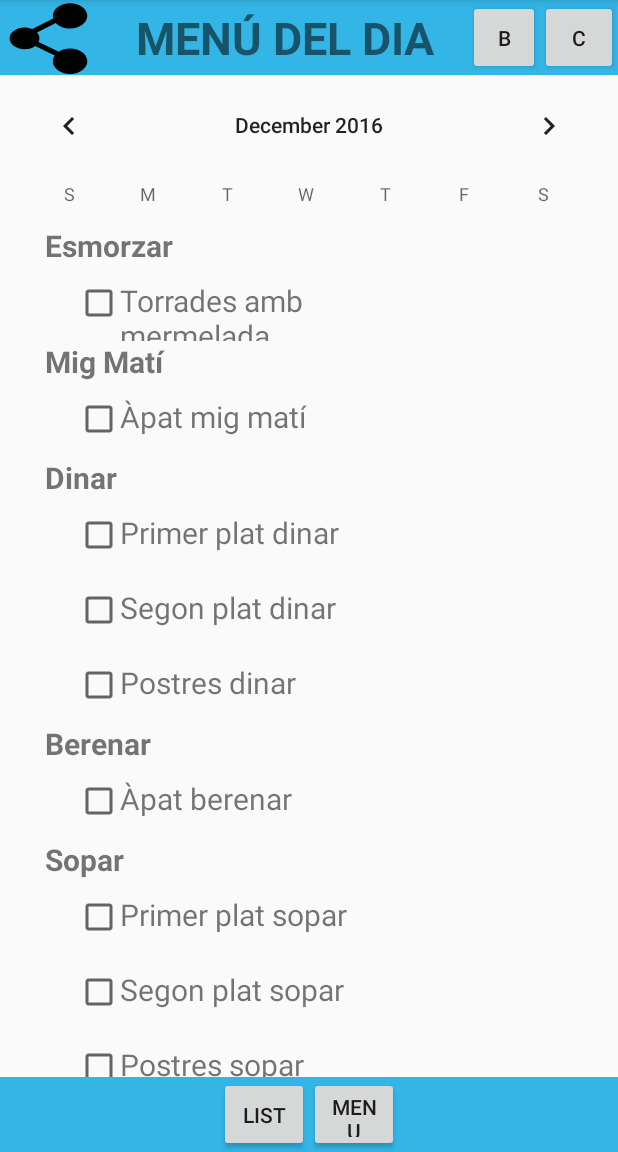
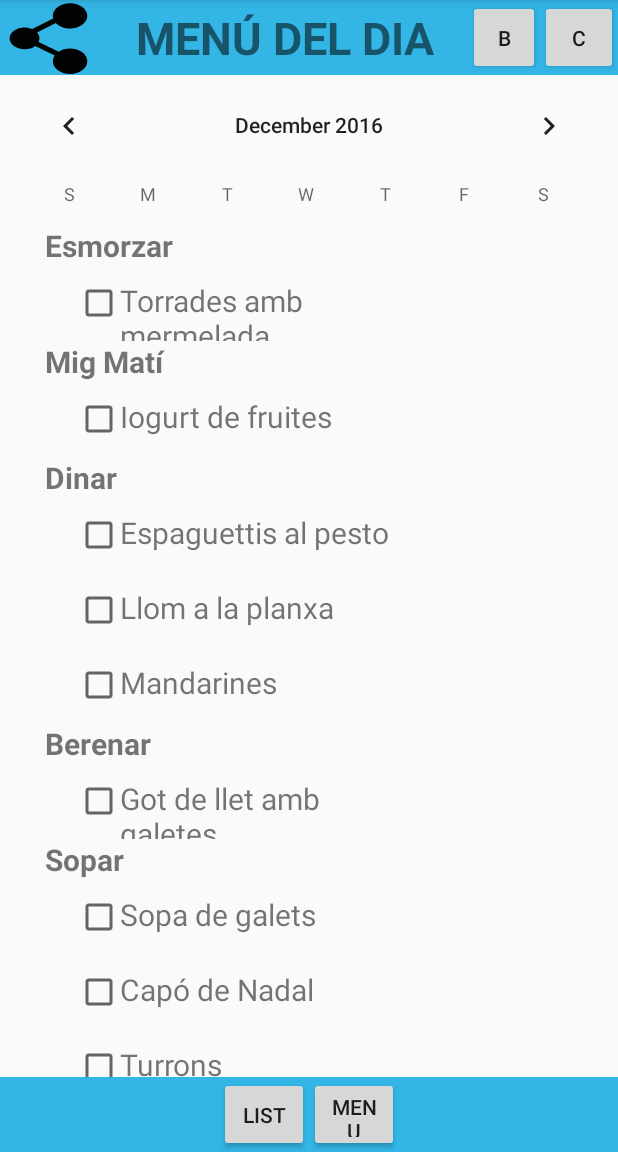
Before and after one commit to gmmns/MenMed, an Android app: the screen it shows after launch (MenuActivity), on a phone screen of 412 x 824 dp, the part 84-1236 px from its top. Run offline under Robolectric (Android 15) with nearby library versions, the phone set to English and light mode, and no system bars; 1 statement that could not run was skipped.

Commit message:
Proves utilització estructura de dades

```diff
--- a/MenMed/app/src/main/java/edu/upc/pda/clemente/laura/menmed/MenuActivity.java
+++ b/MenMed/app/src/main/java/edu/upc/pda/clemente/laura/menmed/MenuActivity.java
@@ -18,13 +18,26 @@ import java.util.ArrayList;
 public class MenuActivity extends AppCompatActivity {
 
     //ATRIBUTS que s'utilitzen en el programa
+    private Recepta esmorzar = new Recepta("Torrades amb mermelada");
+        private Plat esm = new Plat(esmorzar);
+    private Recepta migmati = new Recepta ("Iogurt de fruites");
+        private Plat mig = new Plat (migmati);
+    private Recepta dinar1 = new Recepta ("Espaguettis al pesto");
+        private Plat din1 = new Plat (dinar1);
+    private Recepta dinar2 = new Recepta ("Llom a la planxa");
+        private Plat din2 = new Plat(dinar2);
+    private Recepta dinar3 = new Recepta ("Mandarines");
+        private Plat din3 = new Plat(dinar3);
+    private Recepta berenar = new Recepta ("Got de llet amb galetes");
+        private Plat ber = new Plat(berenar);
+    private Recepta sopar1 = new Recepta ("Sopa de galets");
+        private Plat sop1 = new Plat(sopar1);
+    private Recepta sopar2 = new Recepta ("Capó de Nadal");
+        private Plat sop2 = new Plat(sopar2);
+    private Recepta sopar3 = new Recepta ("Turrons");
+        private Plat sop3 = new Plat(sopar3);
+
     private Dia dia1;
-    private Dia dia2;
-
-
-    private Recepta recepta1 = new Recepta("Torrades amb mermelada");
-    private Plat plat1 = new Plat (recepta1);
-
     @Override
     protected void onCreate(Bundle savedInstanceState) {
         super.onCreate(savedInstanceState);
@@ -42,7 +55,7 @@ public class MenuActivity extends AppCompatActivity {
             btn_compr.setOnClickListener(new View.OnClickListener() {
                 @Override
                 public void onClick(View view) {
-                    Log.i("clicks", "El botó envia a la llista de la Compra");                }
+                    Log.i("clicks", "El botó envia a la llista de la Compra");}
             });
         Button btn_list = (Button) findViewById(R.id.btn_list);
             btn_list.setOnClickListener(new View.OnClickListener() {
@@ -68,15 +81,23 @@ public class MenuActivity extends AppCompatActivity {
 
         //TEXT VIEW
         TextView esm_recept = (TextView) findViewById(R.id.esm_recept);
-            esm_recept.setText(plat1.getRecepta().getNom());
+            OmplirPlat(esm_recept, esm);
         TextView mig_recept = (TextView) findViewById(R.id.mig_recept);
+            OmplirPlat(mig_recept, mig);
         TextView dinar_recept1 = (TextView) findViewById(R.id.dinar_recept1);
+            OmplirPlat(dinar_recept1, din1);
         TextView dinar_recept2 = (TextView) findViewById(R.id.dinar_recept2);
+            OmplirPlat(dinar_recept2, din2);
         TextView dinar_recept3 = (TextView) findViewById(R.id.dinar_recept3);
+            OmplirPlat(dinar_recept3, din3);
         TextView ber_recept = (TextView) findViewById(R.id.ber_recept);
+            OmplirPlat(ber_recept, ber);
         TextView sopar_recept1 = (TextView) findViewById(R.id.sopar_recept1);
+            OmplirPlat(sopar_recept1, sop1);
         TextView sopar_recept2 = (TextView) findViewById(R.id.sopar_recept2);
+            OmplirPlat(sopar_recept2, sop2);
         TextView sopar_recept3 = (TextView) findViewById(R.id.sopar_recept3);
+            OmplirPlat(sopar_recept3, sop3);
 
         //CHECK BOX
         CheckBox esm_check = (CheckBox) findViewById(R.id.esm_check);
@@ -90,6 +111,7 @@ public class MenuActivity extends AppCompatActivity {
         CheckBox sopar_check3 = (CheckBox) findViewById(R.id.sopar_check3);
 
 
+        dia1.OmplirDia(esm,mig,din1,din2,din3,ber,sop1,sop2,sop3);
 
     }
 
@@ -97,12 +119,34 @@ public class MenuActivity extends AppCompatActivity {
         super.onStop();
     }
 
-    public Ingredient afegirIngredient (String nom, String unitats) {
-        return null;
+    public void OmplirPlat(TextView tv, Plat plat) {
+        tv.setText(plat.getRecepta().getNom());
+    }
 
+    public void OmplirDia2(Dia dia){
+        TextView esm_recept = (TextView) findViewById(R.id.esm_recept);
+        OmplirPlat(esm_recept, esm);
+        TextView mig_recept = (TextView) findViewById(R.id.mig_recept);
+        OmplirPlat(mig_recept, mig);
+        TextView dinar_recept1 = (TextView) findViewById(R.id.dinar_recept1);
+        OmplirPlat(dinar_recept1, din1);
+        TextView dinar_recept2 = (TextView) findViewById(R.id.dinar_recept2);
+        OmplirPlat(dinar_recept2, din2);
+        TextView dinar_recept3 = (TextView) findViewById(R.id.dinar_recept3);
+        OmplirPlat(dinar_recept3, din3);
+        TextView ber_recept = (TextView) findViewById(R.id.ber_recept);
+        OmplirPlat(ber_recept, ber);
+        TextView sopar_recept1 = (TextView) findViewById(R.id.sopar_recept1);
+        OmplirPlat(sopar_recept1, sop1);
+        TextView sopar_recept2 = (TextView) findViewById(R.id.sopar_recept2);
+        OmplirPlat(sopar_recept2, sop2);
+        TextView sopar_recept3 = (TextView) findViewById(R.id.sopar_recept3);
+        OmplirPlat(sopar_recept3, sop3);
     }
 
 
 
 
+
+
 }
```
Also changed, not shown: MenMed/app/src/main/java/edu/upc/pda/clemente/laura/menmed/Dia.java (+11 -1 lines), MenMed/app/src/main/java/edu/upc/pda/clemente/laura/menmed/Ingredient.java (+6 -4 lines).
